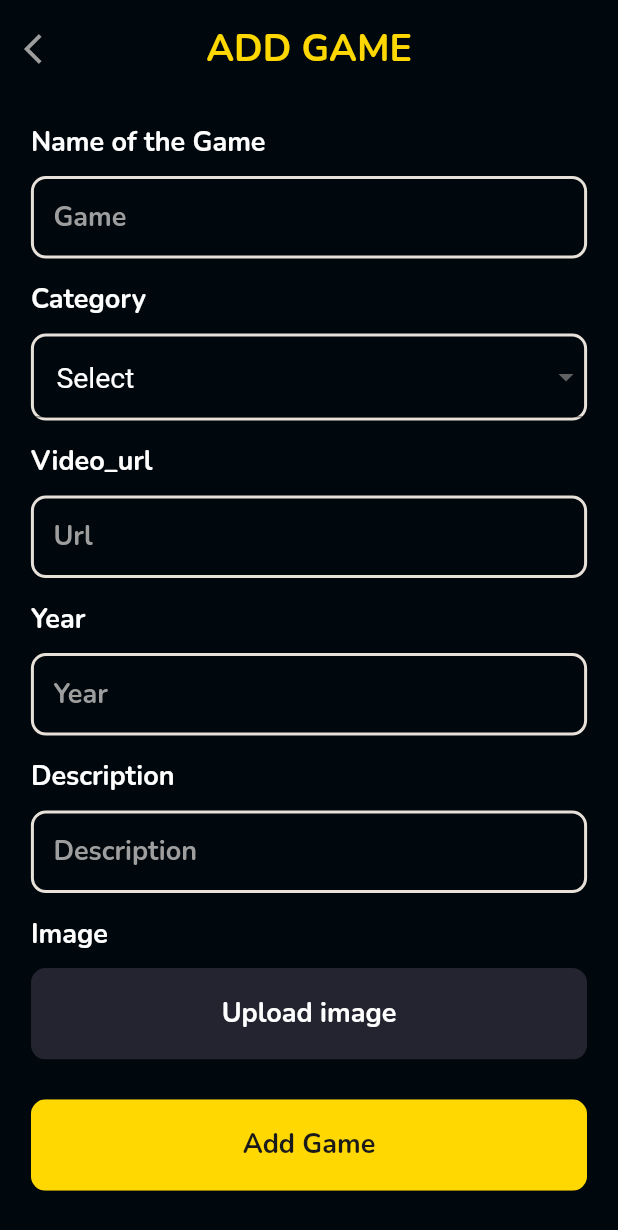
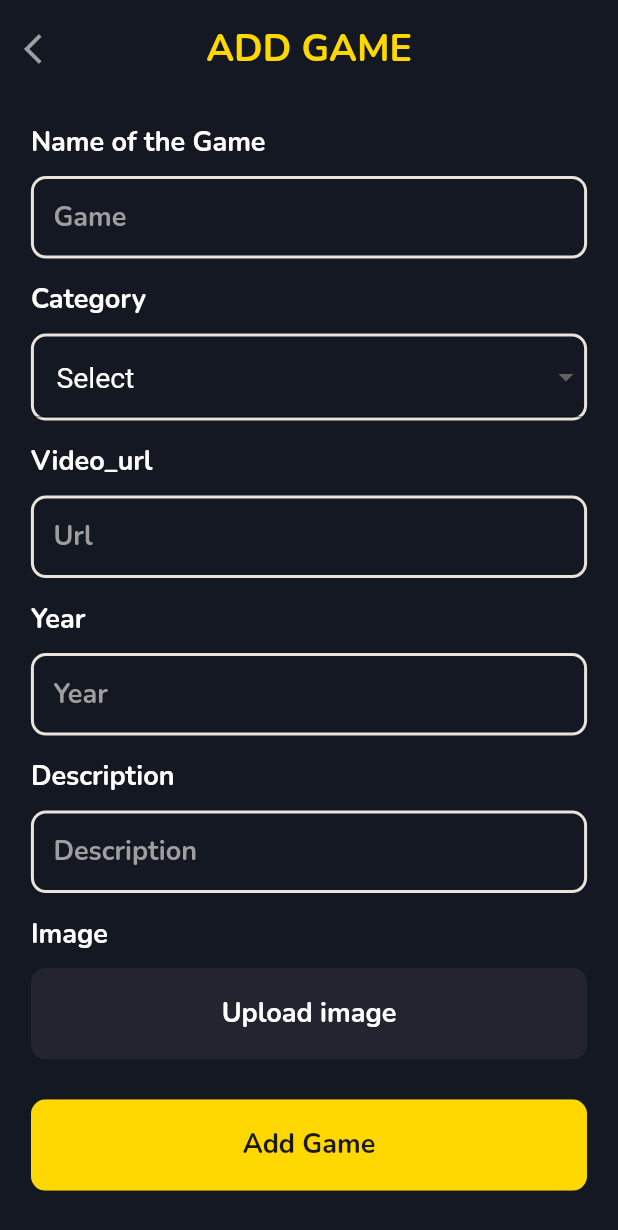
Before and after one commit to Y4S1-CTSE-2022/CTSE-FlutterProject, a Flutter app: the AddGameList screen opened directly, on a phone screen of 412 x 824 dp. Shown: the top 1230 px of the screen. Run offline on Flutter 3.47's test engine with Material 2 defaults, Android fonts, the phone set to English and light mode, and no system bars; our stand-ins replace carousel_slider, cool_alert, file_picker, firebase_auth, firebase_core, firebase_database and 5 more; accounts and stored records are empty.

Commit message:
Change primary color

```diff
--- a/lib/util/constants.dart
+++ b/lib/util/constants.dart
@@ -1,7 +1,7 @@
 import 'package:flutter/material.dart';
 
 
-const primaryColor = Color(0xff01080d);
+const primaryColor = Color(0xff141823);
 const primaryColorDark = Color(0xFF242430);
 const accentColor = Color(0xFFFFD701);
 const textFieldColor = Color(0xFFA8A8A8);
```
